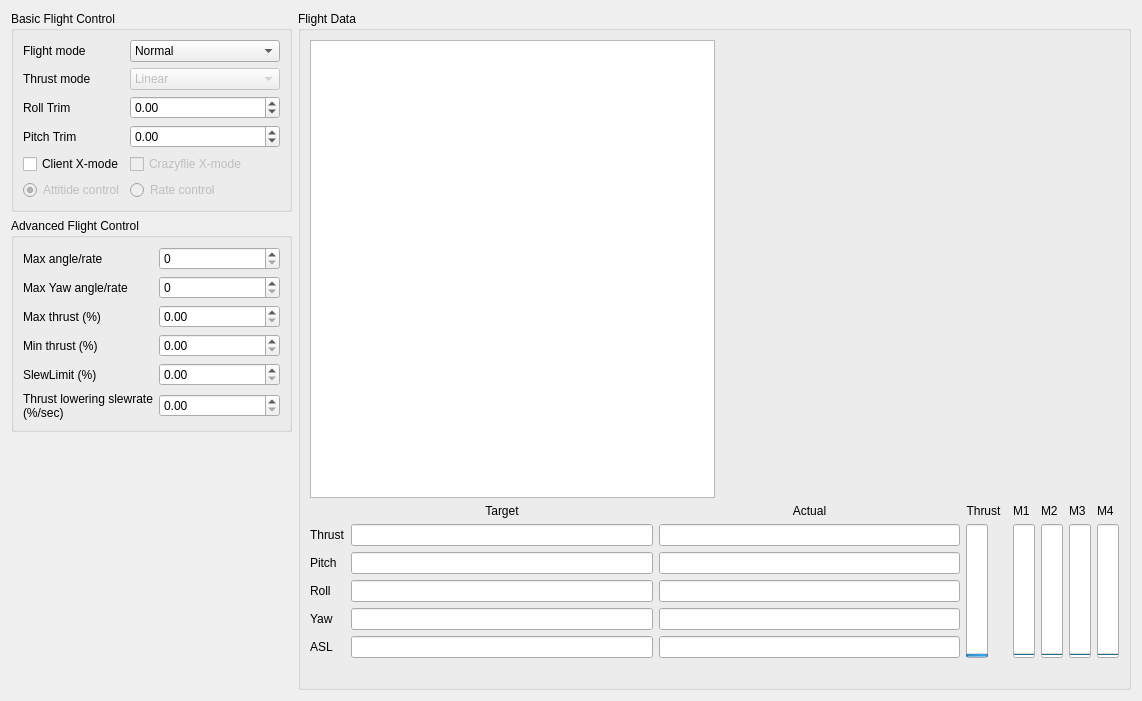
Above: lib/cfclient/ui/tabs/flightTab.ui from bitcraze/crazyflie-clients-python before the change. Below: the same form after it.
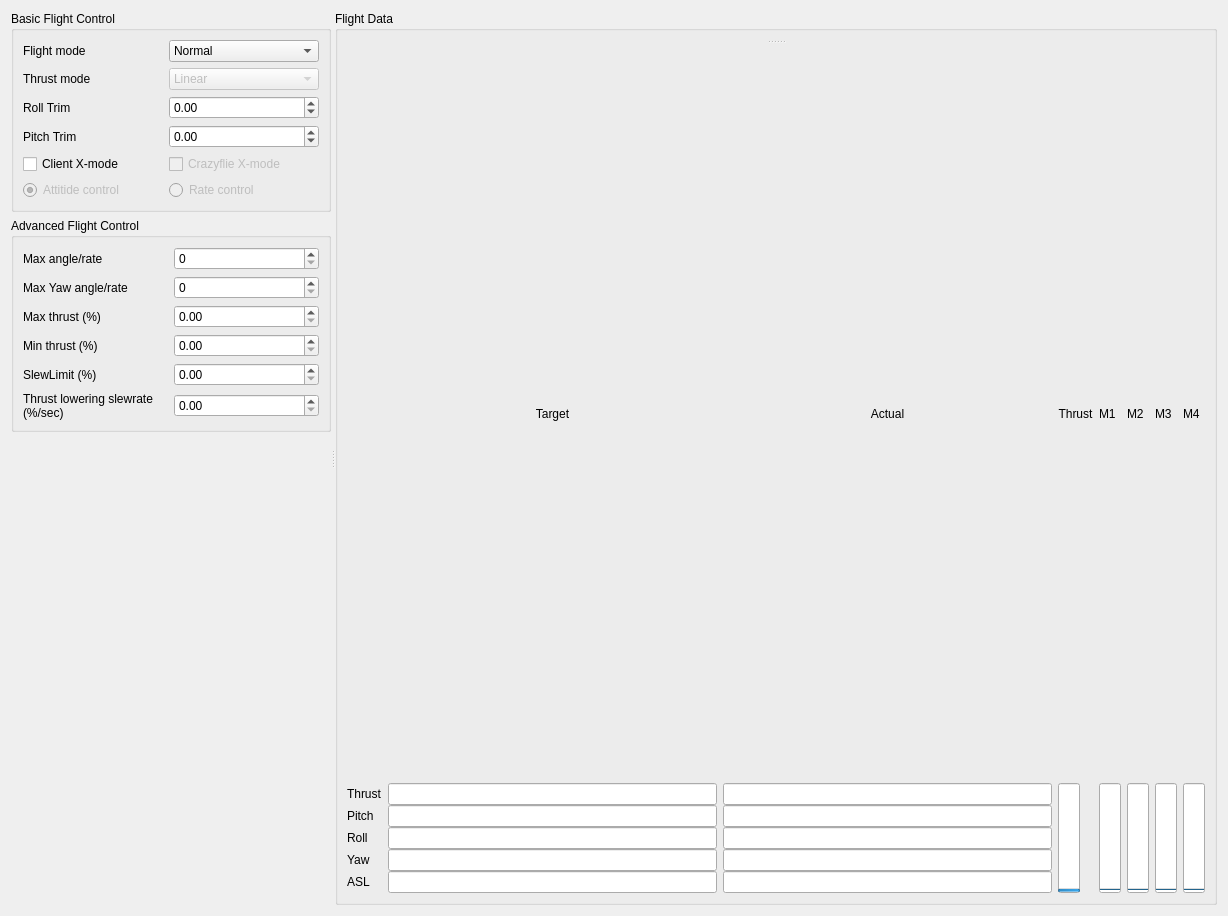
That is the form after the change.

Commit message: Lots of updates. Added GUI to show ASL and target ASL. Target is disabled when not in hover mode. Added splitters to the main tab, so one can resize as one wishes, eg only view HUD. Updated attitude indicator, either shows ASL, or if in hover mode shows ASL and offset to the target graphically

The edit to the form file:
```diff
--- a/lib/cfclient/ui/tabs/flightTab.ui
+++ b/lib/cfclient/ui/tabs/flightTab.ui
@@ -6,8 +6,8 @@
    <rect>
     <x>0</x>
     <y>0</y>
-    <width>1142</width>
-    <height>701</height>
+    <width>1228</width>
+    <height>916</height>
    </rect>
   </property>
   <property name="windowTitle">
@@ -15,9 +15,35 @@
   </property>
   <layout class="QHBoxLayout" name="horizontalLayout">
    <item>
+    <widget class="QSplitter" name="splitter_2">
+     <property name="orientation">
+      <enum>Qt::Horizontal</enum>
+     </property>
+     <widget class="QWidget" name="">
     <layout class="QVBoxLayout" name="verticalLayout">
+       <property name="sizeConstraint">
+        <enum>QLayout::SetMaximumSize</enum>
+       </property>
      <item>
       <widget class="QGroupBox" name="groupBox_2">
+         <property name="sizePolicy">
+          <sizepolicy hsizetype="Fixed" vsizetype="Minimum">
+           <horstretch>0</horstretch>
+           <verstretch>0</verstretch>
+          </sizepolicy>
+         </property>
+         <property name="minimumSize">
+          <size>
+           <width>320</width>
+           <height>0</height>
+          </size>
+         </property>
+         <property name="maximumSize">
+          <size>
+           <width>320</width>
+           <height>16777215</height>
+          </size>
+         </property>
        <property name="title">
         <string>Basic Flight Control</string>
        </property>
@@ -199,6 +225,24 @@
      </item>
      <item>
       <widget class="QGroupBox" name="groupBox_3">
+         <property name="sizePolicy">
+          <sizepolicy hsizetype="Fixed" vsizetype="Minimum">
+           <horstretch>0</horstretch>
+           <verstretch>0</verstretch>
+          </sizepolicy>
+         </property>
+         <property name="minimumSize">
+          <size>
+           <width>320</width>
+           <height>0</height>
+          </size>
+         </property>
+         <property name="maximumSize">
+          <size>
+           <width>320</width>
+           <height>16777215</height>
+          </size>
+         </property>
        <property name="title">
         <string>Advanced Flight Control</string>
        </property>
@@ -310,66 +354,55 @@
       </spacer>
      </item>
     </layout>
-   </item>
-   <item>
-    <layout class="QVBoxLayout" name="verticalLayout_3">
+     </widget>
+     <widget class="QWidget" name="">
+      <layout class="QHBoxLayout" name="horizontalLayout_2">
      <property name="sizeConstraint">
       <enum>QLayout::SetDefaultConstraint</enum>
      </property>
      <item>
       <widget class="QGroupBox" name="groupBox">
+         <property name="sizePolicy">
+          <sizepolicy hsizetype="Preferred" vsizetype="Preferred">
+           <horstretch>2</horstretch>
+           <verstretch>0</verstretch>
+          </sizepolicy>
+         </property>
        <property name="title">
         <string>Flight Data</string>
        </property>
-       <layout class="QVBoxLayout" name="verticalLayout_2">
-        <item>
          <layout class="QGridLayout" name="gridLayout">
-          <item row="0" column="1">
-           <spacer name="horizontalSpacer">
+          <item row="0" column="0">
+           <widget class="QSplitter" name="splitter">
             <property name="orientation">
-             <enum>Qt::Horizontal</enum>
+             <enum>Qt::Vertical</enum>
             </property>
-            <property name="sizeHint" stdset="0">
-             <size>
-              <width>40</width>
-              <height>20</height>
-             </size>
-            </property>
-           </spacer>
-          </item>
-          <item row="0" column="3">
+            <widget class="QWidget" name="layoutWidget">
            <layout class="QVBoxLayout" name="verticalLayout_4"/>
-          </item>
-          <item row="0" column="0">
-           <widget class="QTextEdit" name="textEdit">
-            <property name="documentTitle">
-             <string/>
-            </property>
-            <property name="html">
-             <string>&lt;!DOCTYPE HTML PUBLIC &quot;-//W3C//DTD HTML 4.0//EN&quot; &quot;http://www.w3.org/TR/REC-html40/strict.dtd&quot;&gt;
-&lt;html&gt;&lt;head&gt;&lt;meta name=&quot;qrichtext&quot; content=&quot;1&quot; /&gt;&lt;style type=&quot;text/css&quot;&gt;
-p, li { white-space: pre-wrap; }
-&lt;/style&gt;&lt;/head&gt;&lt;body style=&quot; font-family:'Ubuntu'; font-size:11pt; font-weight:400; font-style:normal;&quot;&gt;
-&lt;p style=&quot;-qt-paragraph-type:empty; margin-top:0px; margin-bottom:0px; margin-left:0px; margin-right:0px; -qt-block-indent:0; text-indent:0px;&quot;&gt;&lt;br /&gt;&lt;/p&gt;&lt;/body&gt;&lt;/html&gt;</string>
-            </property>
-           </widget>
-          </item>
-         </layout>
-        </item>
-        <item>
-         <layout class="QGridLayout" name="gridLayout_5">
-          <item row="0" column="6">
-           <widget class="QLabel" name="label_6">
+            </widget>
+            <widget class="QWidget" name="">
+             <layout class="QGridLayout" name="gridLayout_5" rowstretch="0,3,3,3,3,3" rowminimumheight="1,1,1,1,1,1">
+              <property name="sizeConstraint">
+               <enum>QLayout::SetMinimumSize</enum>
+              </property>
+              <property name="horizontalSpacing">
+               <number>6</number>
+              </property>
+              <property name="verticalSpacing">
+               <number>0</number>
+              </property>
+              <item row="5" column="0">
+               <widget class="QLabel" name="label_17">
             <property name="text">
-             <string>Thrust</string>
-            </property>
-            <property name="alignment">
-             <set>Qt::AlignCenter</set>
+                 <string>ASL</string>
             </property>
            </widget>
           </item>
-          <item row="1" column="9" rowspan="5">
-           <widget class="QProgressBar" name="actualM2">
+              <item row="2" column="4">
+               <widget class="QLineEdit" name="actualPitch"/>
+              </item>
+              <item row="1" column="8" rowspan="5">
+               <widget class="QProgressBar" name="actualM1">
             <property name="maximum">
              <number>65535</number>
             </property>
@@ -394,22 +427,35 @@
             </property>
            </widget>
           </item>
-          <item row="5" column="2">
-           <widget class="QLineEdit" name="targetASL">
-            <property name="text">
-             <string/>
-            </property>
-           </widget>
-          </item>
-          <item row="1" column="0">
-           <widget class="QLabel" name="label_16">
+              <item row="0" column="6">
+               <widget class="QLabel" name="label_6">
             <property name="text">
              <string>Thrust</string>
             </property>
-           </widget>
-          </item>
-          <item row="1" column="2">
-           <widget class="QLineEdit" name="targetThrust"/>
+                <property name="alignment">
+                 <set>Qt::AlignCenter</set>
+                </property>
+               </widget>
+              </item>
+              <item row="5" column="4">
+               <widget class="QLineEdit" name="actualASL">
+                <property name="text">
+                 <string/>
+                </property>
+               </widget>
+              </item>
+              <item row="0" column="2">
+               <widget class="QLabel" name="label_14">
+                <property name="text">
+                 <string>Target</string>
+                </property>
+                <property name="alignment">
+                 <set>Qt::AlignCenter</set>
+                </property>
+               </widget>
+              </item>
+              <item row="3" column="2">
+               <widget class="QLineEdit" name="targetRoll"/>
           </item>
           <item row="1" column="6" rowspan="5">
            <widget class="QProgressBar" name="thrustProgress">
@@ -442,6 +488,73 @@
             </property>
            </widget>
           </item>
+              <item row="1" column="0">
+               <widget class="QLabel" name="label_16">
+                <property name="text">
+                 <string>Thrust</string>
+                </property>
+               </widget>
+              </item>
+              <item row="0" column="8">
+               <widget class="QLabel" name="M1label">
+                <property name="text">
+                 <string>M1</string>
+                </property>
+               </widget>
+              </item>
+              <item row="3" column="0">
+               <widget class="QLabel" name="label_12">
+                <property name="text">
+                 <string>Roll</string>
+                </property>
+               </widget>
+              </item>
+              <item row="0" column="10">
+               <widget class="QLabel" name="M3label">
+                <property name="text">
+                 <string>M3</string>
+                </property>
+               </widget>
+              </item>
+              <item row="4" column="2">
+               <widget class="QLineEdit" name="targetYaw"/>
+              </item>
+              <item row="1" column="9" rowspan="5">
+               <widget class="QProgressBar" name="actualM2">
+                <property name="maximum">
+                 <number>65535</number>
+                </property>
+                <property name="value">
+                 <number>0</number>
+                </property>
+                <property name="orientation">
+                 <enum>Qt::Vertical</enum>
+                </property>
+               </widget>
+              </item>
+              <item row="2" column="2">
+               <widget class="QLineEdit" name="targetPitch"/>
+              </item>
+              <item row="2" column="0">
+               <widget class="QLabel" name="label_11">
+                <property name="text">
+                 <string>Pitch</string>
+                </property>
+               </widget>
+              </item>
+              <item row="0" column="4">
+               <widget class="QLabel" name="label_15">
+                <property name="text">
+                 <string>Actual</string>
+                </property>
+                <property name="alignment">
+                 <set>Qt::AlignCenter</set>
+                </property>
+               </widget>
+              </item>
+              <item row="4" column="4">
+               <widget class="QLineEdit" name="actualYaw"/>
+              </item>
           <item row="0" column="9">
            <widget class="QLabel" name="M2label">
             <property name="text">
@@ -449,6 +562,22 @@
             </property>
            </widget>
           </item>
+              <item row="1" column="11" rowspan="5">
+               <widget class="QProgressBar" name="actualM4">
+                <property name="maximum">
+                 <number>65535</number>
+                </property>
+                <property name="value">
+                 <number>0</number>
+                </property>
+                <property name="orientation">
+                 <enum>Qt::Vertical</enum>
+                </property>
+               </widget>
+              </item>
+              <item row="1" column="2">
+               <widget class="QLineEdit" name="targetThrust"/>
+              </item>
           <item row="0" column="11">
            <widget class="QLabel" name="M4label">
             <property name="text">
@@ -456,127 +585,24 @@
             </property>
            </widget>
           </item>
-          <item row="3" column="4">
-           <widget class="QLineEdit" name="actualRoll"/>
-          </item>
-          <item row="2" column="2">
-           <widget class="QLineEdit" name="targetPitch"/>
-          </item>
-          <item row="5" column="0">
-           <widget class="QLabel" name="label_17">
-            <property name="text">
-             <string>ASL</string>
-            </property>
-           </widget>
-          </item>
-          <item row="3" column="0">
-           <widget class="QLabel" name="label_12">
-            <property name="text">
-             <string>Roll</string>
-            </property>
-           </widget>
-          </item>
           <item row="1" column="4">
            <widget class="QLineEdit" name="actualThrust"/>
           </item>
-          <item row="1" column="8" rowspan="5">
-           <widget class="QProgressBar" name="actualM1">
-            <property name="maximum">
-             <number>65535</number>
-            </property>
-            <property name="value">
-             <number>0</number>
-            </property>
-            <property name="orientation">
-             <enum>Qt::Vertical</enum>
-            </property>
-           </widget>
-          </item>
-          <item row="0" column="4">
-           <widget class="QLabel" name="label_15">
-            <property name="text">
-             <string>Actual</string>
-            </property>
-            <property name="alignment">
-             <set>Qt::AlignCenter</set>
-            </property>
-           </widget>
-          </item>
-          <item row="2" column="0">
-           <widget class="QLabel" name="label_11">
-            <property name="text">
-             <string>Pitch</string>
-            </property>
-           </widget>
-          </item>
-          <item row="0" column="2">
-           <widget class="QLabel" name="label_14">
-            <property name="text">
-             <string>Target</string>
-            </property>
-            <property name="alignment">
-             <set>Qt::AlignCenter</set>
-            </property>
-           </widget>
-          </item>
-          <item row="5" column="4">
-           <widget class="QLineEdit" name="actualASL">
-            <property name="text">
-             <string/>
-            </property>
-           </widget>
-          </item>
-          <item row="3" column="2">
-           <widget class="QLineEdit" name="targetRoll"/>
-          </item>
-          <item row="4" column="4">
-           <widget class="QLineEdit" name="actualYaw"/>
-          </item>
-          <item row="4" column="2">
-           <widget class="QLineEdit" name="targetYaw"/>
-          </item>
-          <item row="2" column="4">
-           <widget class="QLineEdit" name="actualPitch"/>
-          </item>
-          <item row="4" column="0">
-           <widget class="QLabel" name="label_13">
-            <property name="text">
-             <string>Yaw</string>
-            </property>
-           </widget>
-          </item>
           <item row="0" column="12" rowspan="6">
            <layout class="QGridLayout" name="gridLayout_7"/>
           </item>
-          <item row="1" column="11" rowspan="5">
-           <widget class="QProgressBar" name="actualM4">
-            <property name="maximum">
-             <number>65535</number>
-            </property>
-            <property name="value">
-             <number>0</number>
-            </property>
-            <property name="orientation">
-             <enum>Qt::Vertical</enum>
-            </property>
-           </widget>
-          </item>
-          <item row="0" column="8">
-           <widget class="QLabel" name="M1label">
+              <item row="4" column="0">
+               <widget class="QLabel" name="label_13">
             <property name="text">
-             <string>M1</string>
+                 <string>Yaw</string>
             </property>
            </widget>
           </item>
-          <item row="0" column="10">
-           <widget class="QLabel" name="M3label">
-            <property name="text">
-             <string>M3</string>
-            </property>
-           </widget>
-          </item>
-          <item row="6" column="6" colspan="6">
-           <widget class="QLabel" name="emergency_stop_label">
+              <item row="3" column="4">
+               <widget class="QLineEdit" name="actualRoll"/>
+              </item>
+              <item row="5" column="2">
+               <widget class="QLineEdit" name="targetASL">
             <property name="text">
              <string/>
             </property>
@@ -586,11 +612,15 @@
            </widget>
           </item>
          </layout>
+            </widget>
+           </widget>
         </item>
        </layout>
       </widget>
      </item>
     </layout>
+     </widget>
+    </widget>
    </item>
   </layout>
  </widget>
```
Left out of the diff: 3 changed lines with no effect on the pictures. Lines whose indentation alone changed are shown as unchanged. The commit also changes 6 other files.
